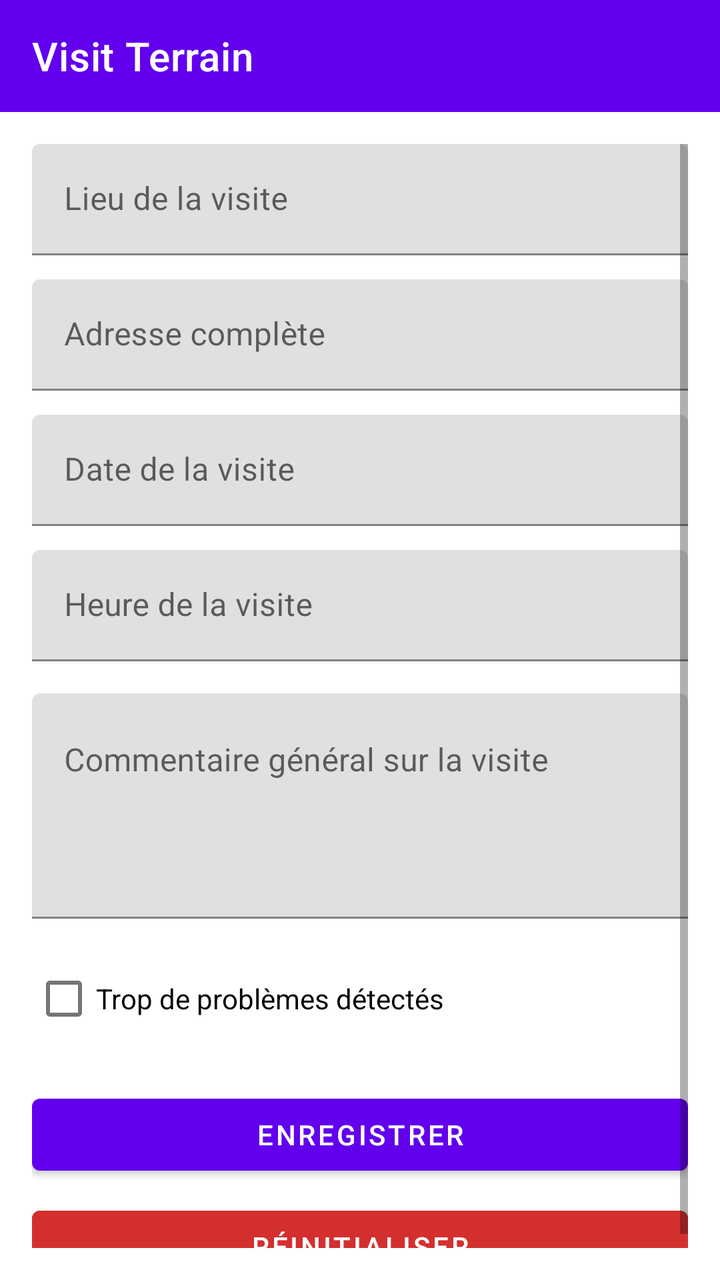
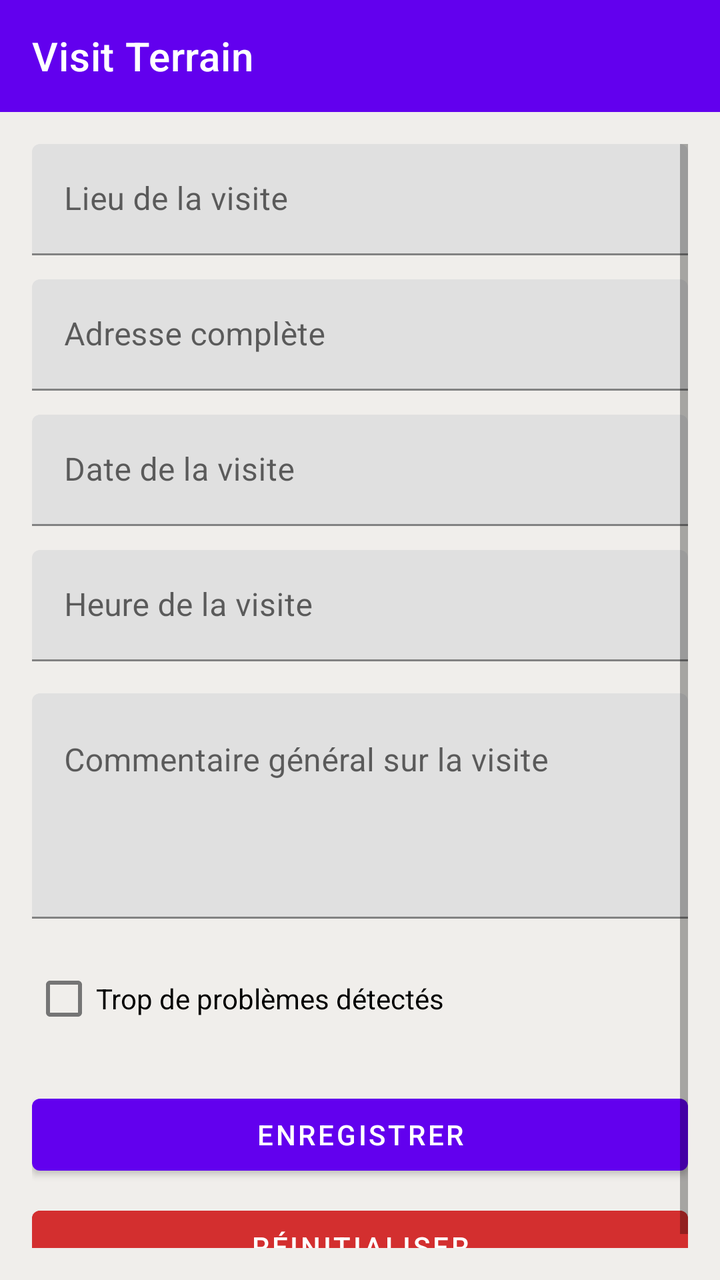

An Android layout rendered at two revisions. The XML below is the earlier revision; the diff shows what the commit changed to produce the second picture.
<!-- AndroidManifest.xml: application theme Theme.ApplicationTechnicien -->
<!-- res/layout/activity_terrain.xml -->
<?xml version="1.0" encoding="utf-8"?>
<androidx.constraintlayout.widget.ConstraintLayout xmlns:android="http://schemas.android.com/apk/res/android"
    xmlns:app="http://schemas.android.com/apk/res-auto"
    xmlns:tools="http://schemas.android.com/tools"
    android:id="@+id/main"
    android:layout_width="match_parent"
    android:layout_height="match_parent"
    tools:context=".terrain">

    <com.google.android.material.appbar.MaterialToolbar
        android:id="@+id/toolbar_photo"
        android:layout_width="0dp"
        android:layout_height="wrap_content"
        android:background="@color/purple_500"
        app:title="Visit Terrain"
        app:layout_constraintEnd_toEndOf="parent"
        app:layout_constraintStart_toStartOf="parent"
        app:layout_constraintTop_toTopOf="parent"
        app:titleTextColor="@android:color/white" />

    <ScrollView
        android:layout_width="0dp"
        android:layout_height="0dp"
        android:padding="16dp"
        app:layout_constraintTop_toBottomOf="@id/toolbar_photo"
        app:layout_constraintBottom_toBottomOf="parent"
        app:layout_constraintStart_toStartOf="parent"
        app:layout_constraintEnd_toEndOf="parent">

        <LinearLayout
            android:layout_width="match_parent"
            android:layout_height="wrap_content"
            android:orientation="vertical">

            <com.google.android.material.textfield.TextInputLayout
                android:layout_width="match_parent"
                android:layout_height="wrap_content"
                android:hint="Lieu de la visite">
                <com.google.android.material.textfield.TextInputEditText
                    android:id="@+id/etLieu"
                    android:layout_width="match_parent"
                    android:layout_height="wrap_content"/>
            </com.google.android.material.textfield.TextInputLayout>

            <com.google.android.material.textfield.TextInputLayout
                android:layout_width="match_parent"
                android:layout_height="wrap_content"
                android:hint="Adresse complète"
                android:layout_marginTop="12dp">
                <com.google.android.material.textfield.TextInputEditText
                    android:id="@+id/etAdresse"
                    android:layout_width="match_parent"
                    android:layout_height="wrap_content"/>
            </com.google.android.material.textfield.TextInputLayout>

            <com.google.android.material.textfield.TextInputLayout
                android:layout_width="match_parent"
                android:layout_height="wrap_content"
                android:hint="Date de la visite"
                android:layout_marginTop="12dp">
                <com.google.android.material.textfield.TextInputEditText
                    android:id="@+id/etDate"
                    android:layout_width="match_parent"
                    android:layout_height="wrap_content"
                    android:focusable="false"
                    android:longClickable="false"
                    android:cursorVisible="false"
                    android:clickable="true"/>
            </com.google.android.material.textfield.TextInputLayout>

            <com.google.android.material.textfield.TextInputLayout
                android:layout_width="match_parent"
                android:layout_height="wrap_content"
                android:hint="Heure de la visite"
                android:layout_marginTop="12dp">
                <com.google.android.material.textfield.TextInputEditText
                    android:id="@+id/etHeure"
                    android:layout_width="match_parent"
                    android:layout_height="wrap_content"
                    android:focusable="false"
                    android:longClickable="false"
                    android:cursorVisible="false"
                    android:clickable="true"/>
            </com.google.android.material.textfield.TextInputLayout>

            <com.google.android.material.textfield.TextInputLayout
                android:layout_width="match_parent"
                android:layout_height="wrap_content"
                android:hint="Commentaire général sur la visite"
                android:layout_marginTop="16dp">
                <com.google.android.material.textfield.TextInputEditText
                    android:id="@+id/etCommentaire"
                    android:layout_width="match_parent"
                    android:layout_height="wrap_content"
                    android:inputType="textMultiLine"
                    android:minLines="4"
                    android:maxLines="8"
                    android:gravity="top|start"/>
            </com.google.android.material.textfield.TextInputLayout>

            <CheckBox
                android:id="@+id/cbProbleme"
                android:layout_width="wrap_content"
                android:layout_height="wrap_content"
                android:text="Trop de problèmes détectés"
                android:layout_marginTop="16dp"/>

            <Button
                android:id="@+id/btnNouveauRdv"
                android:layout_width="match_parent"
                android:layout_height="wrap_content"
                android:text="Enregistrer"
                android:layout_marginTop="20dp" />

            <Button
                android:id="@+id/btnResetTerrain"
                android:layout_width="match_parent"
                android:layout_height="wrap_content"
                android:text="Réinitialiser"
                android:layout_marginTop="8dp"
                android:backgroundTint="#D32F2F"
                android:textColor="#FFFFFF" />

        </LinearLayout>
    </ScrollView>
</androidx.constraintlayout.widget.ConstraintLayout>
<!-- resources referenced by this layout -->
<resources>
  <color name="purple_500">#FF6200EE</color>
  <style name="Theme.ApplicationTechnicien" parent="Theme.MaterialComponents.DayNight.NoActionBar">
          <item name="colorPrimary">@color/purple_500</item>
          <item name="colorPrimaryVariant">@color/purple_700</item>
          <item name="colorOnPrimary">@color/white</item>
  
          <item name="colorSecondary">@color/teal_200</item>
          <item name="colorSecondaryVariant">@color/teal_700</item>
          <item name="colorOnSecondary">@color/black</item>
  
          <item name="android:statusBarColor">?attr/colorPrimaryVariant</item>
  
          <item name="windowActionBar">false</item>
          <item name="windowNoTitle">true</item>
      </style>
  <color name="purple_700">#FF3700B3</color>
  <color name="white">#FFFFFFFF</color>
  <color name="teal_200">#FF03DAC5</color>
  <color name="teal_700">#FF018786</color>
  <color name="black">#FF000000</color>
</resources>

<!-- the commit's change to res/layout/activity_terrain.xml (unified diff, before → after) -->
@@ -5,6 +5,7 @@
     android:id="@+id/main"
     android:layout_width="match_parent"
     android:layout_height="match_parent"
+    android:background="#f0eeeb"
     tools:context=".terrain">
 
     <com.google.android.material.appbar.MaterialToolbar
@@ -103,6 +104,7 @@
                 android:layout_width="wrap_content"
                 android:layout_height="wrap_content"
                 android:text="Trop de problèmes détectés"
+                android:background="#f0eeeb"
                 android:layout_marginTop="16dp"/>
 
             <Button
